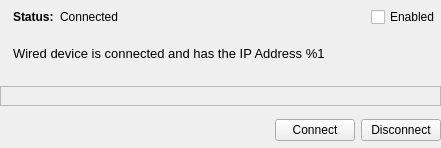
Before: the Qt Designer form manager/wiredpage.ui in OSSystems/qconnman-ui, drawn with Qt 5.
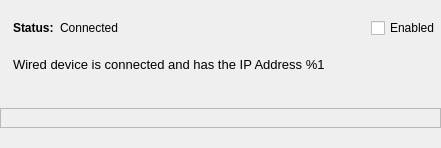
After: the same form once the commit is applied. Icons and pictures are not drawn. Custom widgets are drawn as their Qt base class.

Commit message: Connect & Disconnect button removed

Diff of the .ui file:
```diff
--- a/manager/wiredpage.ui
+++ b/manager/wiredpage.ui
@@ -155,37 +155,6 @@
      </layout>
     </widget>
    </item>
-   <item>
-    <layout class="QHBoxLayout" name="horizontalLayout_7">
-     <item>
-      <spacer name="horizontalSpacer_5">
-       <property name="orientation">
-        <enum>Qt::Horizontal</enum>
-       </property>
-       <property name="sizeHint" stdset="0">
-        <size>
-         <width>40</width>
-         <height>0</height>
-        </size>
-       </property>
-      </spacer>
-     </item>
-     <item>
-      <widget class="QPushButton" name="connectButton">
-       <property name="text">
-        <string>Connect</string>
-       </property>
-      </widget>
-     </item>
-     <item>
-      <widget class="QPushButton" name="disconnectButton">
-       <property name="text">
-        <string>Disconnect</string>
-       </property>
-      </widget>
-     </item>
-    </layout>
-   </item>
   </layout>
  </widget>
  <customwidgets>
```
The commit also changes 1 other file.
